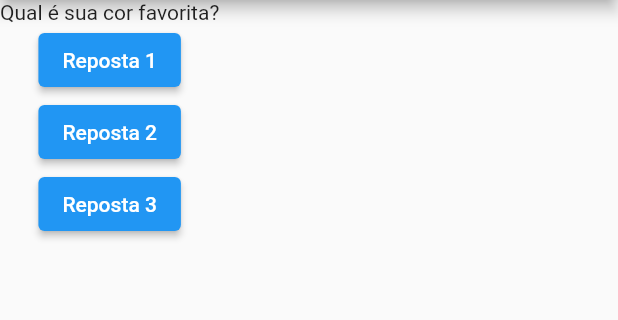
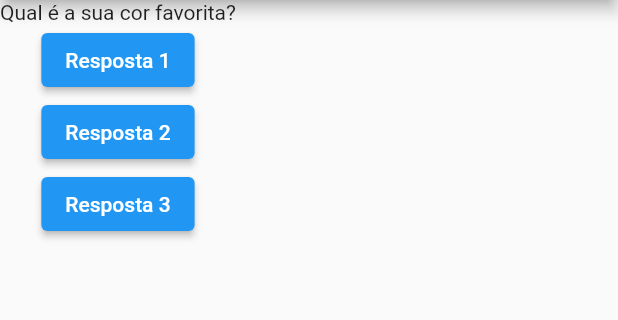
Before and after one commit to Gustavo653/Flutter, a Flutter app: the screen it shows after launch, on a phone screen of 412 x 824 dp, the part 84-404 px from its top. Run offline on Flutter 3.47's test engine with Material 2 defaults, Android fonts, the phone set to English and light mode, and no system bars.

Commit message:
Adicionando classe questao

```diff
--- a/Secao 2/projeto_perguntas/lib/main.dart
+++ b/Secao 2/projeto_perguntas/lib/main.dart
@@ -1,40 +1,45 @@
-import 'package:flutter/cupertino.dart';
 import 'package:flutter/material.dart';
+import './questao.dart';
 
-main() {
-  runApp(PerguntaApp());
-}
+main() => runApp(new PerguntaApp());
 
-class PerguntaAppState extends State<PerguntaApp> {
-  var perguntaSelecionada = 0;
-  void responder() {
+class _PerguntaAppState extends State<PerguntaApp> {
+  var _perguntaSelecionada = 0;
+
+  void _responder() {
     setState(() {
-      if (perguntaSelecionada == 1) {
-        perguntaSelecionada = 0;
-      } else {
-        perguntaSelecionada++;
-      }
+      _perguntaSelecionada++;
+      print(_perguntaSelecionada);
     });
-    print(perguntaSelecionada);
   }
 
   @override
   Widget build(BuildContext context) {
-    final List<String> perguntas = [
-      'Qual é sua cor favorita?',
-      'Qual é seu animal favorito?'
+    final perguntas = [
+      'Qual é a sua cor favorita?',
+      'Qual é o seu animal favorito?',
     ];
+
     return MaterialApp(
       home: Scaffold(
         appBar: AppBar(
           title: Text('Perguntas'),
         ),
         body: Column(
-          children: [
-            Text(perguntas[perguntaSelecionada]),
-            ElevatedButton(onPressed: responder, child: Text('Reposta 1')),
-            ElevatedButton(onPressed: responder, child: Text('Reposta 2')),
-            ElevatedButton(onPressed: responder, child: Text('Reposta 3'))
+          children: <Widget>[
+            Questao(perguntas[_perguntaSelecionada]),
+            ElevatedButton(
+              child: Text('Resposta 1'),
+              onPressed: _responder,
+            ),
+            ElevatedButton(
+              child: Text('Resposta 2'),
+              onPressed: _responder,
+            ),
+            ElevatedButton(
+              child: Text('Resposta 3'),
+              onPressed: _responder,
+            ),
           ],
         ),
       ),
@@ -43,7 +48,7 @@ class PerguntaAppState extends State<PerguntaApp> {
 }
 
 class PerguntaApp extends StatefulWidget {
-  PerguntaAppState createState() {
-    return PerguntaAppState();
+  _PerguntaAppState createState() {
+    return _PerguntaAppState();
   }
 }
--- /dev/null
+++ b/Secao 2/projeto_perguntas/lib/questao.dart
@@ -0,0 +1,11 @@
+import 'package:flutter/material.dart';
+
+class Questao extends StatelessWidget {
+  final String texto;
+  Questao(this.texto);
+
+  @override
+  Widget build(BuildContext context) {
+    return Text(texto);
+  }
+}
```
